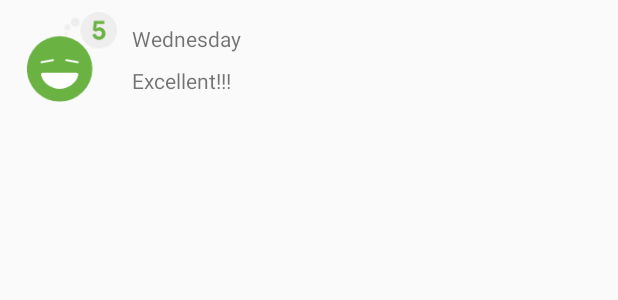
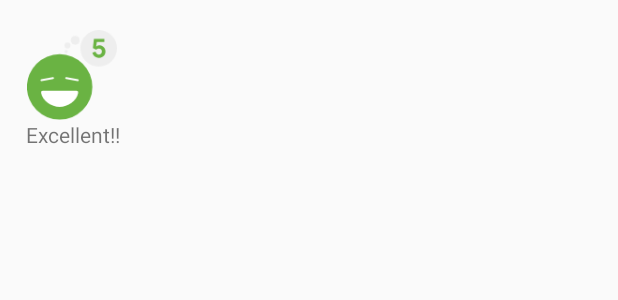
Before and after one commit to chattika-srisook/RecyclerViewGridLayout-Starter, an Android app: the layout list_item_sleep_night.xml on its own in the app's theme, with its tools: preview values and no code run, on a phone screen of 412 x 824 dp. Shown: the top 300 px of the screen. Run offline under Robolectric (Android 15) with nearby library versions, the phone set to English and light mode, and no system bars; Roboto replaces fonts that are not available here.

Commit message:
7.3.4. Task: Implement GridLayout Step 2: Change the layout

```diff
--- a/app/src/main/res/layout/list_item_sleep_night.xml
+++ b/app/src/main/res/layout/list_item_sleep_night.xml
@@ -44,28 +44,16 @@
             app:sleepImage="@{sleep}"/>
 
         <TextView
-            android:id="@+id/sleep_length"
-            android:layout_width="0dp"
-            android:layout_height="20dp"
-            android:layout_marginStart="8dp"
-            android:layout_marginTop="8dp"
-            android:layout_marginEnd="16dp"
-            app:layout_constraintEnd_toEndOf="parent"
-            app:layout_constraintStart_toEndOf="@+id/quality_image"
-            app:layout_constraintTop_toTopOf="@+id/quality_image"
-            tools:text="Wednesday"
-            app:sleepDurationFormatted="@{sleep}"/>
-
-        <TextView
             android:id="@+id/quality_string"
             android:layout_width="0dp"
             android:layout_height="20dp"
-            android:layout_marginTop="8dp"
-            app:layout_constraintEnd_toEndOf="@+id/sleep_length"
+            android:textAlignment="center"
+            app:layout_constraintBottom_toBottomOf="parent"
+            app:layout_constraintEnd_toEndOf="@+id/quality_image"
             app:layout_constraintHorizontal_bias="0.0"
-            app:layout_constraintStart_toStartOf="@+id/sleep_length"
-            app:layout_constraintTop_toBottomOf="@+id/sleep_length"
+            app:layout_constraintStart_toStartOf="@+id/quality_image"
+            app:layout_constraintTop_toBottomOf="@+id/quality_image"
             tools:text="Excellent!!!"
-            app:sleepQualityString="@{sleep}"/>
+            app:sleepQualityString="@{sleep}" />
     </androidx.constraintlayout.widget.ConstraintLayout>
 </layout>
```
